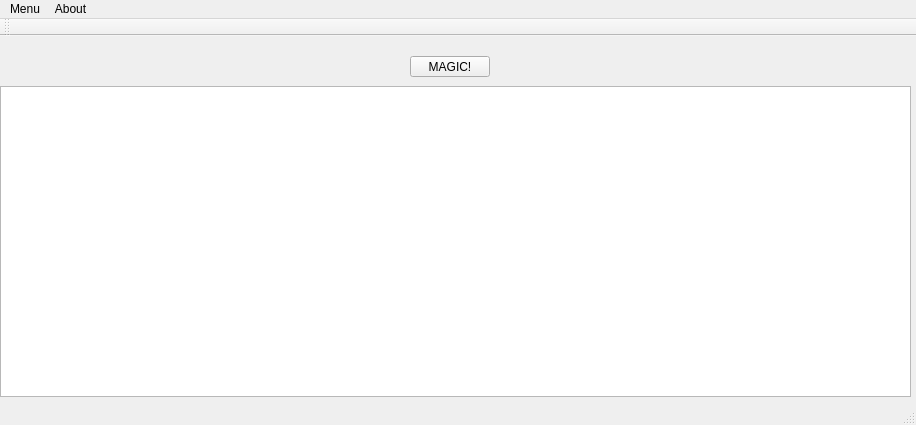
The window that ui/mainwindow.ui (ab22/discord_bot) describes before a commit, drawn with Qt 5.
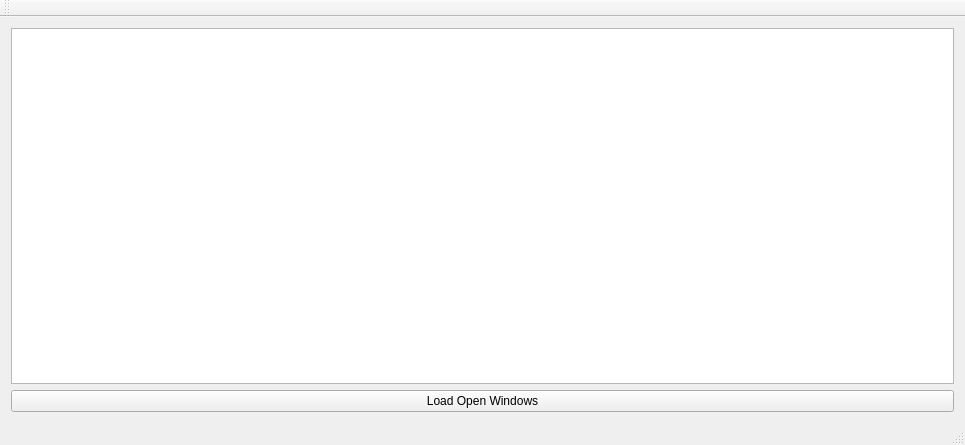
The same window after the commit.

Commit message: added initial menu with connected signals

```diff
--- a/ui/mainwindow.ui
+++ b/ui/mainwindow.ui
@@ -6,70 +6,46 @@
    <rect>
     <x>0</x>
     <y>0</y>
-    <width>916</width>
-    <height>425</height>
+    <width>965</width>
+    <height>445</height>
    </rect>
   </property>
   <property name="windowTitle">
    <string>MainWindow</string>
   </property>
   <widget class="QWidget" name="centralWidget">
-   <widget class="QPushButton" name="pushButton">
-    <property name="geometry">
-     <rect>
-      <x>410</x>
-      <y>20</y>
-      <width>80</width>
-      <height>21</height>
-     </rect>
-    </property>
-    <property name="text">
-     <string>MAGIC!</string>
-    </property>
-   </widget>
-   <widget class="QListWidget" name="listWindows">
-    <property name="geometry">
-     <rect>
-      <x>0</x>
-      <y>50</y>
-      <width>911</width>
-      <height>311</height>
-     </rect>
-    </property>
-   </widget>
+   <layout class="QVBoxLayout" name="verticalLayout">
+    <item>
+     <widget class="QListWidget" name="listWindows"/>
+    </item>
+    <item>
+     <widget class="QPushButton" name="pushButton">
+      <property name="text">
+       <string>Load Open Windows</string>
+      </property>
+     </widget>
+    </item>
+   </layout>
   </widget>
+  <widget class="QToolBar" name="mainToolBar">
+   <attribute name="toolBarArea">
+    <enum>TopToolBarArea</enum>
+   </attribute>
+   <attribute name="toolBarBreak">
+    <bool>false</bool>
+   </attribute>
+  </widget>
+  <widget class="QStatusBar" name="statusBar"/>
   <widget class="QMenuBar" name="menuBar">
    <property name="geometry">
     <rect>
      <x>0</x>
      <y>0</y>
-     <width>916</width>
+     <width>965</width>
      <height>20</height>
     </rect>
    </property>
-   <widget class="QMenu" name="menuMenu">
-    <property name="title">
-     <string>Menu</string>
-    </property>
-    <addaction name="actionExit"/>
-   </widget>
-   <widget class="QMenu" name="menuAbout">
-    <property name="title">
-     <string>About</string>
-    </property>
-   </widget>
-   <addaction name="menuMenu"/>
-   <addaction name="menuAbout"/>
   </widget>
-  <widget class="QToolBar" name="mainToolBar">
-   <attribute name="toolBarArea">
-    <enum>TopToolBarArea</enum>
-   </attribute>
-   <attribute name="toolBarBreak">
-    <bool>false</bool>
-   </attribute>
-  </widget>
-  <widget class="QStatusBar" name="statusBar"/>
   <action name="actionExit">
    <property name="text">
     <string>Exit</string>
```
Left out of the diff: 2 changed lines with no effect on the pictures. The commit also changes 3 other files.
